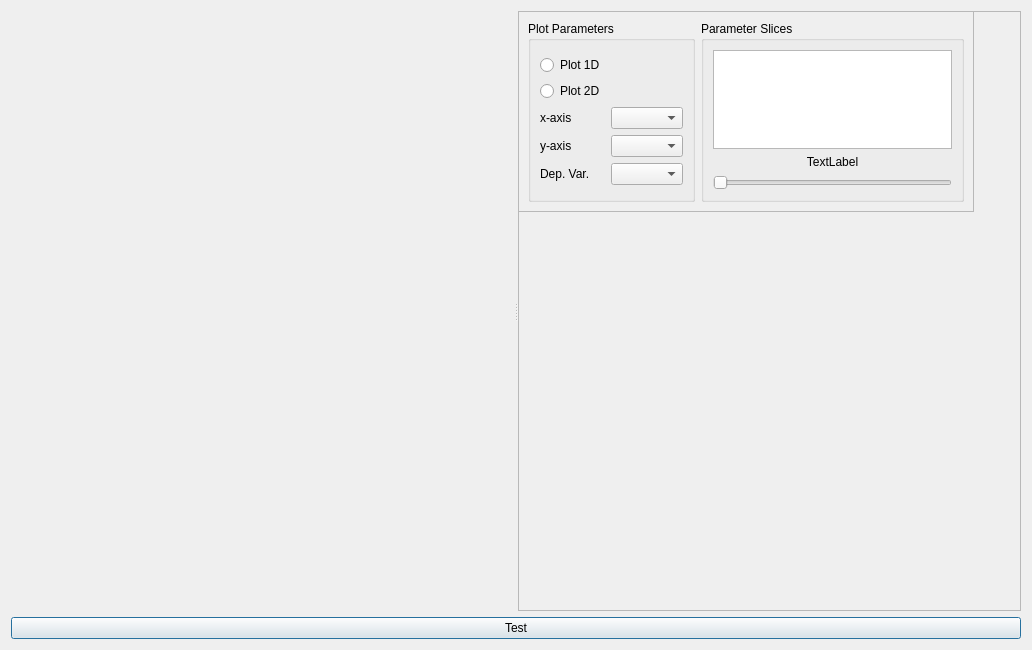
First picture: the form in main.ui, repository sqdlab/SQDViz, before the edit.
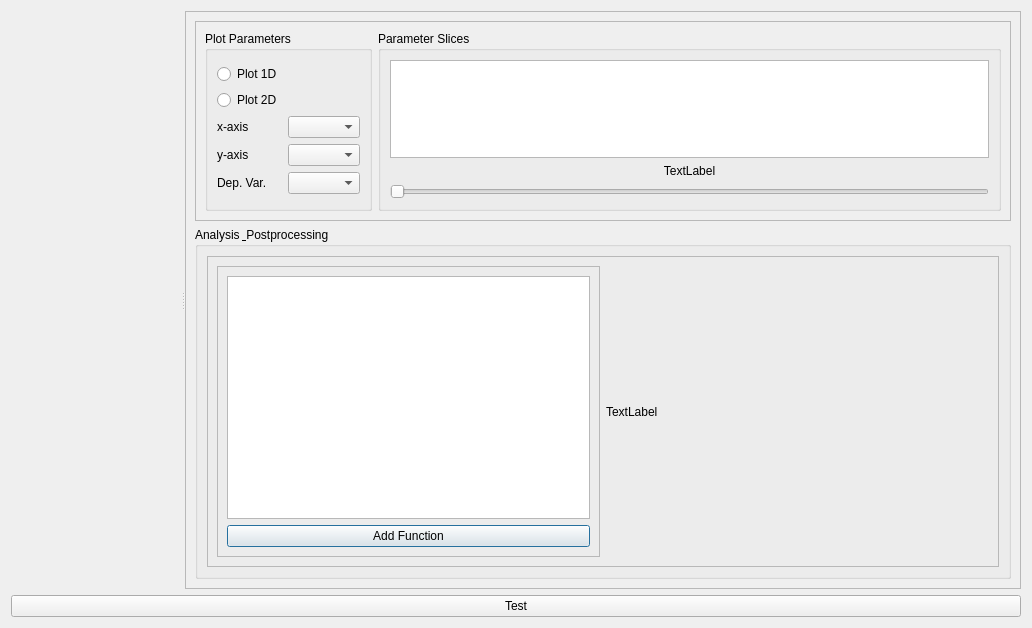
Second picture: the form after the edit. Custom widgets are drawn as their Qt base class.

Commit message: Extended form to show post-processors.

Diff of the .ui file:
```diff
--- a/main.ui
+++ b/main.ui
@@ -7,7 +7,7 @@
     <x>0</x>
     <y>0</y>
     <width>1032</width>
-    <height>650</height>
+    <height>628</height>
    </rect>
   </property>
   <property name="windowTitle">
@@ -27,14 +27,14 @@
       <property name="frameShadow">
        <enum>QFrame::Raised</enum>
       </property>
+      <layout class="QVBoxLayout" name="verticalLayout_5">
+       <item>
       <widget class="QFrame" name="frame_2">
-       <property name="geometry">
-        <rect>
-         <x>0</x>
-         <y>0</y>
-         <width>456</width>
-         <height>201</height>
-        </rect>
+         <property name="maximumSize">
+          <size>
+           <width>16777215</width>
+           <height>200</height>
+          </size>
        </property>
        <property name="frameShape">
         <enum>QFrame::StyledPanel</enum>
@@ -51,6 +51,9 @@
           <layout class="QVBoxLayout" name="verticalLayout_2">
            <item>
             <layout class="QGridLayout" name="gridLayout">
+               <property name="verticalSpacing">
+                <number>6</number>
+               </property>
              <item row="2" column="1">
               <widget class="QComboBox" name="cmbx_axis_x"/>
              </item>
@@ -137,6 +140,79 @@
         </item>
        </layout>
       </widget>
+       </item>
+       <item>
+        <widget class="QGroupBox" name="groupBox_3">
+         <property name="sizePolicy">
+          <sizepolicy hsizetype="Preferred" vsizetype="Preferred">
+           <horstretch>0</horstretch>
+           <verstretch>1</verstretch>
+          </sizepolicy>
+         </property>
+         <property name="title">
+          <string>Analysis &amp; Postprocessing</string>
+         </property>
+         <layout class="QHBoxLayout" name="horizontalLayout_3">
+          <item>
+           <widget class="QFrame" name="frame_3">
+            <property name="frameShape">
+             <enum>QFrame::StyledPanel</enum>
+            </property>
+            <property name="frameShadow">
+             <enum>QFrame::Raised</enum>
+            </property>
+            <layout class="QHBoxLayout" name="horizontalLayout_2">
+             <item>
+              <widget class="QFrame" name="frame_4">
+               <property name="sizePolicy">
+                <sizepolicy hsizetype="Preferred" vsizetype="Preferred">
+                 <horstretch>1</horstretch>
+                 <verstretch>0</verstretch>
+                </sizepolicy>
+               </property>
+               <property name="frameShape">
+                <enum>QFrame::StyledPanel</enum>
+               </property>
+               <property name="frameShadow">
+                <enum>QFrame::Raised</enum>
+               </property>
+               <layout class="QVBoxLayout" name="verticalLayout_4">
+                <item>
+                 <widget class="QListWidget" name="lstbx_plot_analy_funcs"/>
+                </item>
+                <item>
+                 <widget class="QPushButton" name="btn_plot_anal_add_func">
+                  <property name="text">
+                   <string>Add Function</string>
+                  </property>
+                 </widget>
+                </item>
+               </layout>
+              </widget>
+             </item>
+             <item>
+              <widget class="QLabel" name="lbl_plot_analy_funcs">
+               <property name="sizePolicy">
+                <sizepolicy hsizetype="Preferred" vsizetype="Preferred">
+                 <horstretch>1</horstretch>
+                 <verstretch>0</verstretch>
+                </sizepolicy>
+               </property>
+               <property name="text">
+                <string>TextLabel</string>
+               </property>
+               <property name="wordWrap">
+                <bool>true</bool>
+               </property>
+              </widget>
+             </item>
+            </layout>
+           </widget>
+          </item>
+         </layout>
+        </widget>
+       </item>
+      </layout>
      </widget>
     </widget>
    </item>
```
Lines whose indentation alone changed are shown as unchanged. The commit also changes 1 other file.
